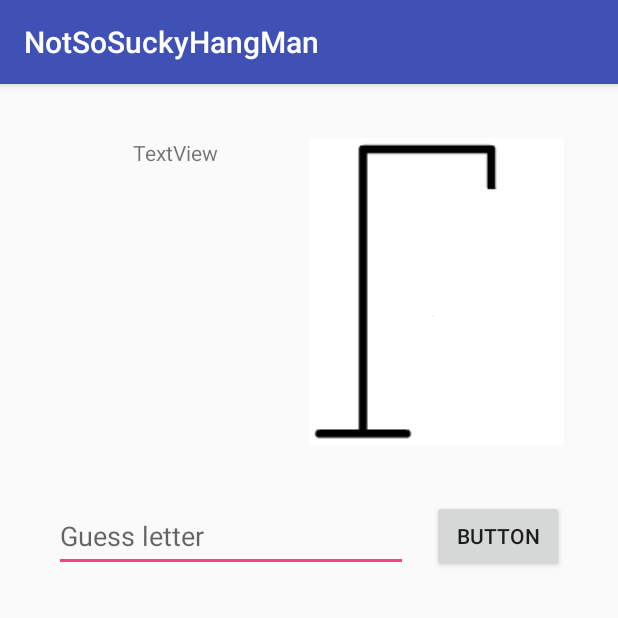
After one commit to hjaltebaekgaard/HangManProject, an Android app: the GameActivity screen opened directly, with no data from a screen before it, on a phone screen of 412 x 824 dp, the top half of it. The commit adds this screen. Run offline under Robolectric (Android 15) with nearby library versions, the phone set to English and light mode, and no system bars; network calls fail.

Commit message:
asynctask + get words

```diff
--- a/app/build.gradle
+++ b/app/build.gradle
@@ -25,4 +25,5 @@ dependencies {
     testImplementation 'junit:junit:4.12'
     androidTestImplementation 'com.android.support.test:runner:1.0.2'
     androidTestImplementation 'com.android.support.test.espresso:espresso-core:3.0.2'
+    implementation 'com.android.support:recyclerview-v7:27.1.1'
 }
--- a/app/src/main/AndroidManifest.xml
+++ b/app/src/main/AndroidManifest.xml
@@ -1,6 +1,7 @@
 <?xml version="1.0" encoding="utf-8"?>
 <manifest xmlns:android="http://schemas.android.com/apk/res/android"
     package="com.example.hvalfisk.notsosuckyhangman">
+    <uses-permission android:name="android.permission.INTERNET"/>
 
     <application
         android:allowBackup="true"
@@ -16,6 +17,9 @@
                 <category android:name="android.intent.category.LAUNCHER" />
             </intent-filter>
         </activity>
+        <activity android:name=".GameActivity" />
+        <activity android:name=".HighscoreActivity" />
+        <activity android:name=".InstructionsActivity"></activity>
     </application>
 
 </manifest>
--- /dev/null
+++ b/app/src/main/java/com/example/hvalfisk/notsosuckyhangman/GameActivity.java
@@ -0,0 +1,61 @@
+package com.example.hvalfisk.notsosuckyhangman;
+
+import android.os.AsyncTask;
+import android.support.v7.app.AppCompatActivity;
+import android.os.Bundle;
+import android.view.View;
+import android.widget.Button;
+import android.widget.EditText;
+import android.widget.TextView;
+
+import static com.example.hvalfisk.notsosuckyhangman.MainActivity.gameLogic;
+
+public class GameActivity extends AppCompatActivity implements View.OnClickListener {
+    Button confirmLetter;
+    EditText inputLetter;
+    TextView hiddenWord;
+
+    @Override
+    protected void onCreate(Bundle savedInstanceState) {
+        super.onCreate(savedInstanceState);
+        setContentView(R.layout.activity_game);
+
+        hiddenWord = findViewById(R.id.hiddenWord);
+        inputLetter = findViewById(R.id.inputLetter);
+        confirmLetter = findViewById(R.id.confirmLetter);
+
+        new AsyncTask() {
+
+            @Override
+            protected Object doInBackground(Object[] objects) {
+                try {
+                    gameLogic.getWordsFromDR();
+                } catch (Exception e) {
+                    System.out.println("boellehat");
+                    e.printStackTrace();
+                }
+
+                return null;
+            }
+
+            @Override
+            protected void onPostExecute(Object o) {
+                super.onPostExecute(o);
+                setConfirmButtonListener();
+            }
+        }.execute();
+
+
+    }
+
+    private void setConfirmButtonListener() {
+        confirmLetter.setOnClickListener(this);
+    }
+
+    @Override
+    public void onClick(View v) {
+        gameLogic.guessLetter(inputLetter.getText().toString());
+        inputLetter.setText("");
+        hiddenWord.setText(gameLogic.getVisibleWord());
+    }
+}
--- a/app/src/main/java/com/example/hvalfisk/notsosuckyhangman/HangManLogic.java
+++ b/app/src/main/java/com/example/hvalfisk/notsosuckyhangman/HangManLogic.java
@@ -142,7 +142,7 @@ public class HangManLogic {
   }
 
 
-  public void getWordFromDR() throws Exception {
+  public void getWordsFromDR() throws Exception {
     String data = getUrl("https://dr.dk");
     //System.out.println("data = " + data);
 
--- /dev/null
+++ b/app/src/main/res/layout/activity_game.xml
@@ -0,0 +1,63 @@
+<?xml version="1.0" encoding="utf-8"?>
+<android.support.constraint.ConstraintLayout xmlns:android="http://schemas.android.com/apk/res/android"
+    xmlns:app="http://schemas.android.com/apk/res-auto"
+    xmlns:tools="http://schemas.android.com/tools"
+    android:id="@+id/gallowProgress"
+    android:layout_width="match_parent"
+    android:layout_height="match_parent"
+    tools:context=".GameActivity">
+
+    <ImageView
+        android:id="@+id/imageView"
+        android:layout_width="wrap_content"
+        android:layout_height="wrap_content"
+        android:layout_marginEnd="36dp"
+        android:layout_marginTop="36dp"
+        app:layout_constraintEnd_toEndOf="parent"
+        app:layout_constraintTop_toTopOf="parent"
+        app:srcCompat="@drawable/galge" />
+
+    <TextView
+        android:id="@+id/hiddenWord"
+        android:layout_width="0dp"
+        android:layout_height="wrap_content"
+        android:layout_marginEnd="8dp"
+        android:layout_marginStart="36dp"
+        android:layout_marginTop="36dp"
+        android:text="TextView"
+        android:textAlignment="center"
+        app:layout_constraintEnd_toStartOf="@+id/imageView"
+        app:layout_constraintStart_toStartOf="parent"
+        app:layout_constraintTop_toTopOf="parent" />
+
+    <TextView
+        android:id="@+id/usedLetters"
+        android:layout_width="wrap_content"
+        android:layout_height="wrap_content"
+        android:layout_marginTop="72dp"
+        app:layout_constraintStart_toStartOf="@+id/hiddenWord"
+        app:layout_constraintTop_toBottomOf="@+id/hiddenWord" />
+
+    <EditText
+        android:id="@+id/inputLetter"
+        android:layout_width="0dp"
+        android:layout_height="0dp"
+        android:layout_marginEnd="16dp"
+        android:layout_marginStart="36dp"
+        android:ems="10"
+        android:hint="Guess letter"
+        android:inputType="text"
+        app:layout_constraintBottom_toBottomOf="@+id/confirmLetter"
+        app:layout_constraintEnd_toStartOf="@+id/confirmLetter"
+        app:layout_constraintStart_toStartOf="parent"
+        app:layout_constraintTop_toTopOf="@+id/confirmLetter" />
+
+    <Button
+        android:id="@+id/confirmLetter"
+        android:layout_width="wrap_content"
+        android:layout_height="wrap_content"
+        android:layout_marginTop="36dp"
+        android:text="Button"
+        app:layout_constraintEnd_toEndOf="@+id/imageView"
+        app:layout_constraintTop_toBottomOf="@+id/imageView" />
+</android.support.constraint.ConstraintLayout>
--- a/app/src/main/res/values/strings.xml
+++ b/app/src/main/res/values/strings.xml
@@ -1,3 +1,4 @@
 <resources>
     <string name="app_name">NotSoSuckyHangMan</string>
+    <string name="highscores_title">Highscores</string>
 </resources>
--- a/build.gradle
+++ b/build.gradle
@@ -7,7 +7,7 @@ buildscript {
         jcenter()
     }
     dependencies {
-        classpath 'com.android.tools.build:gradle:3.1.4'
+        classpath 'com.android.tools.build:gradle:3.2.0'
 
 
         // NOTE: Do not place your application dependencies here; they belong
```
Also changed, not shown: app/src/main/java/com/example/hvalfisk/notsosuckyhangman/HighscoreActivity.java (added, +13 -0 lines), app/src/main/java/com/example/hvalfisk/notsosuckyhangman/InstructionsActivity.java (added, +13 -0 lines), app/src/main/java/com/example/hvalfisk/notsosuckyhangman/MainActivity.java (+43 -1 lines), app/src/main/res/layout/activity_highscore.xml (added, +31 -0 lines), app/src/main/res/layout/activity_instructions.xml (added, +9 -0 lines), gradle/wrapper/gradle-wrapper.properties.
